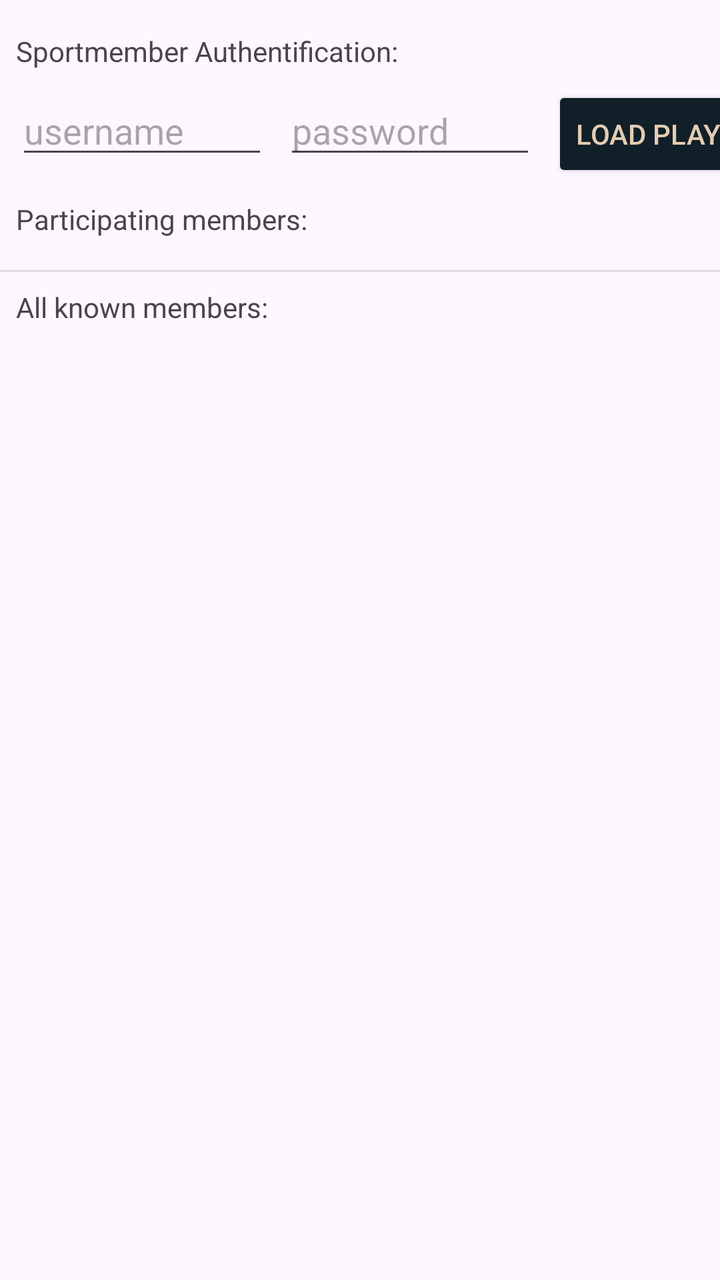
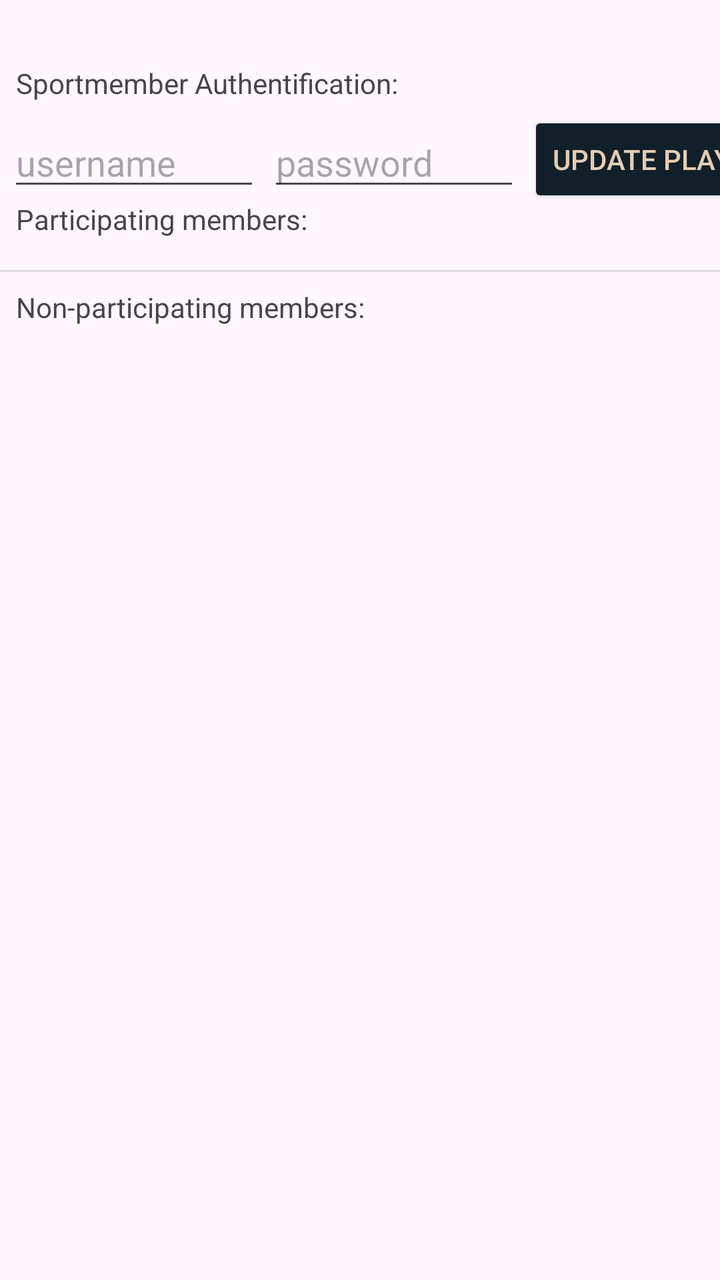

An Android layout rendered at two revisions. The XML below is the earlier revision; the diff shows what the commit changed to produce the second picture.
<!-- AndroidManifest.xml: application theme Theme.Matchmaking2v2 -->
<!-- res/layout/activity_add_players.xml -->
<?xml version="1.0" encoding="utf-8"?>
<androidx.constraintlayout.widget.ConstraintLayout xmlns:android="http://schemas.android.com/apk/res/android"
    xmlns:app="http://schemas.android.com/apk/res-auto"
    xmlns:tools="http://schemas.android.com/tools"
    android:id="@+id/main"
    android:layout_width="match_parent"
    android:layout_height="match_parent"
    tools:context=".AddPlayersActivity">

    <TextView
        android:id="@+id/tv_participants"
        android:layout_width="wrap_content"
        android:layout_height="wrap_content"
        android:layout_marginStart="8dp"
        android:layout_marginTop="100dp"
        android:text="Participating members:"
        app:layout_constraintStart_toStartOf="parent"
        app:layout_constraintTop_toTopOf="parent" />

    <TextView
        android:id="@+id/tv_allmembers"
        android:layout_width="wrap_content"
        android:layout_height="wrap_content"
        android:layout_marginStart="8dp"
        android:layout_marginTop="8dp"
        android:text="All known members:"
        app:layout_constraintStart_toStartOf="parent"
        app:layout_constraintTop_toBottomOf="@+id/divider" />

    <androidx.recyclerview.widget.RecyclerView
        android:id="@+id/rv_members"
        android:layout_width="409dp"
        android:layout_height="wrap_content"
        android:layout_marginTop="8dp"
        app:layout_constraintEnd_toEndOf="parent"
        app:layout_constraintStart_toStartOf="parent"
        app:layout_constraintTop_toBottomOf="@+id/tv_allmembers" />

    <androidx.recyclerview.widget.RecyclerView
        android:id="@+id/rv_participants"
        android:layout_width="409dp"
        android:layout_height="wrap_content"
        android:layout_marginTop="8dp"
        app:layout_constraintEnd_toEndOf="parent"
        app:layout_constraintStart_toStartOf="parent"
        app:layout_constraintTop_toBottomOf="@+id/tv_participants">

    </androidx.recyclerview.widget.RecyclerView>

    <View
        android:id="@+id/divider"
        android:layout_width="409dp"
        android:layout_height="1dp"
        android:layout_marginTop="8dp"
        android:background="?android:attr/listDivider"
        app:layout_constraintEnd_toEndOf="parent"
        app:layout_constraintStart_toStartOf="parent"
        app:layout_constraintTop_toBottomOf="@+id/rv_participants" />

    <EditText
        android:id="@+id/editTextTextPassword"
        android:layout_width="wrap_content"
        android:layout_height="wrap_content"
        android:layout_marginStart="8dp"
        android:layout_marginTop="8dp"
        android:ems="6"
        android:hint="password"
        android:inputType="textPassword"
        app:layout_constraintStart_toEndOf="@+id/editTextTextEmailAddress"
        app:layout_constraintTop_toBottomOf="@+id/tv_sportmember" />

    <EditText
        android:id="@+id/editTextTextEmailAddress"
        android:layout_width="wrap_content"
        android:layout_height="wrap_content"
        android:layout_marginStart="8dp"
        android:layout_marginTop="8dp"
        android:ems="6"
        android:hint="username"
        android:inputType="textEmailAddress"
        app:layout_constraintStart_toStartOf="parent"
        app:layout_constraintTop_toBottomOf="@+id/tv_sportmember" />

    <TextView
        android:id="@+id/tv_sportmember"
        android:layout_width="wrap_content"
        android:layout_height="wrap_content"
        android:layout_marginStart="8dp"
        android:layout_marginTop="16dp"
        android:text="Sportmember Authentification:"
        app:layout_constraintStart_toStartOf="parent"
        app:layout_constraintTop_toTopOf="parent" />

    <Button
        android:id="@+id/button"
        android:layout_width="wrap_content"
        android:layout_height="wrap_content"
        android:layout_marginStart="8dp"
        android:layout_marginTop="8dp"
        android:backgroundTint="@color/blueBlack"
        android:text="Load Players"
        android:textColor="@color/tanAccent"
        app:layout_constraintStart_toEndOf="@+id/editTextTextPassword"
        app:layout_constraintTop_toBottomOf="@+id/tv_sportmember" />
</androidx.constraintlayout.widget.ConstraintLayout>
<!-- resources referenced by this layout -->
<resources>
  <color name="blueBlack">#111f28</color>
  <color name="tanAccent">#e3cdb3</color>
  <style name="Theme.Matchmaking2v2" parent="Base.Theme.Matchmaking2v2" />
  <style name="Base.Theme.Matchmaking2v2" parent="Theme.Material3.DayNight"> 
          
          <item name="colorPrimary">@color/my_light_primary</item>
      </style>
  <color name="my_light_primary">#FF000000</color>
</resources>

<!-- the commit's change to res/layout/activity_add_players.xml (unified diff, before → after) -->
@@ -18,12 +18,12 @@
         app:layout_constraintTop_toTopOf="parent" />
 
     <TextView
-        android:id="@+id/tv_allmembers"
+        android:id="@+id/tv_nonparticipants"
         android:layout_width="wrap_content"
         android:layout_height="wrap_content"
         android:layout_marginStart="8dp"
         android:layout_marginTop="8dp"
-        android:text="All known members:"
+        android:text="Non-participating members:"
         app:layout_constraintStart_toStartOf="parent"
         app:layout_constraintTop_toBottomOf="@+id/divider" />
 
@@ -34,7 +34,7 @@
         android:layout_marginTop="8dp"
         app:layout_constraintEnd_toEndOf="parent"
         app:layout_constraintStart_toStartOf="parent"
-        app:layout_constraintTop_toBottomOf="@+id/tv_allmembers" />
+        app:layout_constraintTop_toBottomOf="@+id/tv_nonparticipants" />
 
     <androidx.recyclerview.widget.RecyclerView
         android:id="@+id/rv_participants"
@@ -61,19 +61,19 @@
         android:id="@+id/editTextTextPassword"
         android:layout_width="wrap_content"
         android:layout_height="wrap_content"
-        android:layout_marginStart="8dp"
-        android:layout_marginTop="8dp"
+        android:layout_marginStart="4dp"
         android:ems="6"
         android:hint="password"
         android:inputType="textPassword"
+        app:layout_constraintBottom_toBottomOf="@+id/editTextTextEmailAddress"
         app:layout_constraintStart_toEndOf="@+id/editTextTextEmailAddress"
-        app:layout_constraintTop_toBottomOf="@+id/tv_sportmember" />
+        app:layout_constraintTop_toTopOf="@+id/editTextTextEmailAddress" />
 
     <EditText
         android:id="@+id/editTextTextEmailAddress"
         android:layout_width="wrap_content"
         android:layout_height="wrap_content"
-        android:layout_marginStart="8dp"
+        android:layout_marginStart="4dp"
         android:layout_marginTop="8dp"
         android:ems="6"
         android:hint="username"
@@ -86,7 +86,7 @@
         android:layout_width="wrap_content"
         android:layout_height="wrap_content"
         android:layout_marginStart="8dp"
-        android:layout_marginTop="16dp"
+        android:layout_marginTop="32dp"
         android:text="Sportmember Authentification:"
         app:layout_constraintStart_toStartOf="parent"
         app:layout_constraintTop_toTopOf="parent" />
@@ -95,11 +95,11 @@
         android:id="@+id/button"
         android:layout_width="wrap_content"
         android:layout_height="wrap_content"
-        android:layout_marginStart="8dp"
-        android:layout_marginTop="8dp"
+        android:layout_marginStart="4dp"
         android:backgroundTint="@color/blueBlack"
-        android:text="Load Players"
+        android:text="Update Players"
         android:textColor="@color/tanAccent"
+        app:layout_constraintBottom_toBottomOf="@+id/editTextTextPassword"
         app:layout_constraintStart_toEndOf="@+id/editTextTextPassword"
-        app:layout_constraintTop_toBottomOf="@+id/tv_sportmember" />
+        app:layout_constraintTop_toTopOf="@+id/editTextTextPassword" />
 </androidx.constraintlayout.widget.ConstraintLayout>
